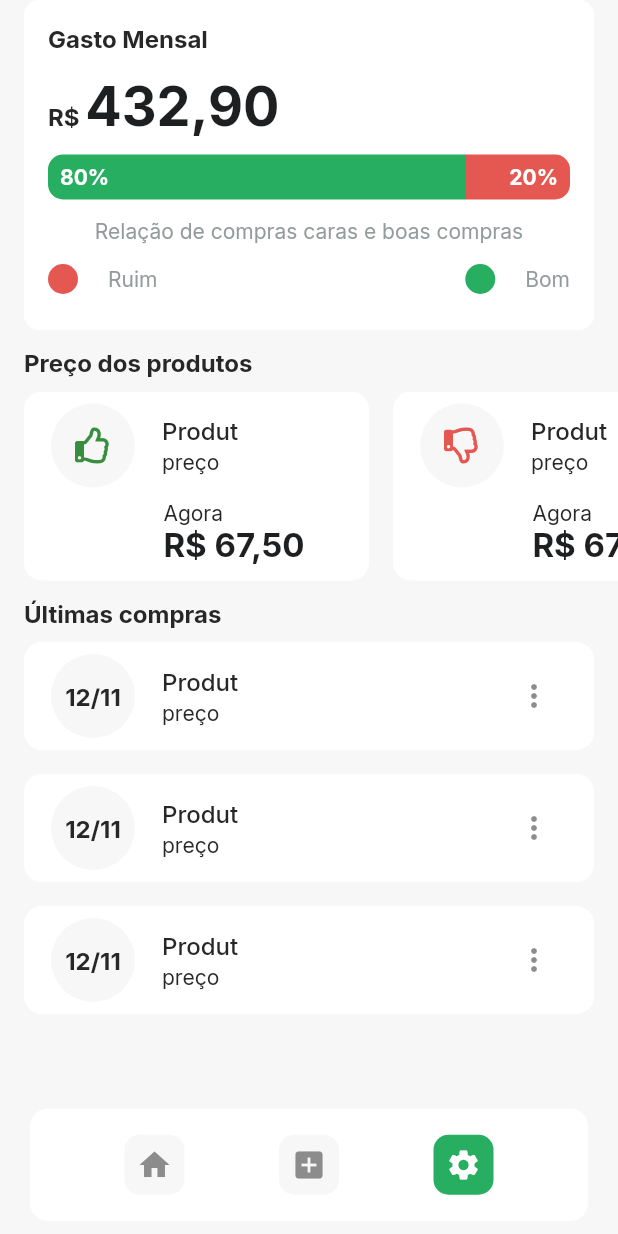
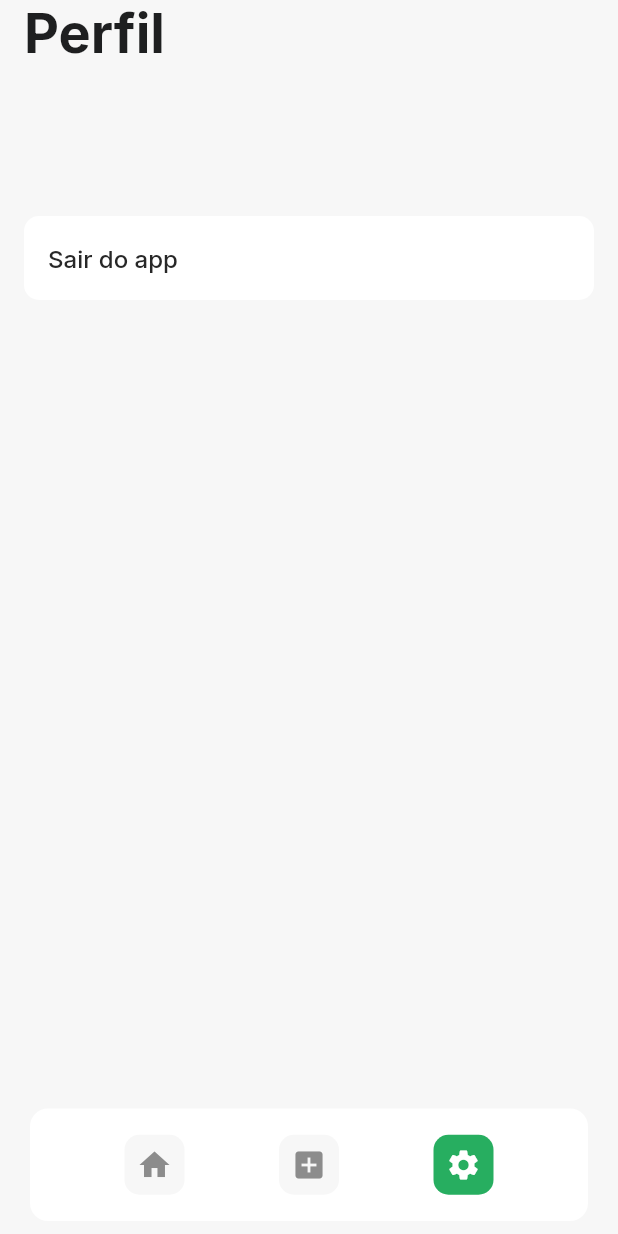
Before and after one commit to flaviopc/flutter_tacaro, a Flutter app: the HomePage screen opened by its route, after a tap on the "settings" icon, on a phone screen of 412 x 824 dp. Run offline on Flutter 3.47's test engine with Material 2 defaults, Android fonts, the phone set to English and light mode, and no system bars; our stand-ins replace font_awesome_flutter, google_fonts, supabase, validators; accounts and stored records are empty.

Commit message:
tela de profile e navegação

```diff
--- a/lib/app_widget.dart
+++ b/lib/app_widget.dart
@@ -1,5 +1,7 @@
 import 'package:flutter/material.dart';
+import 'package:ta_caro/modules/feed/feed_page.dart';
 import 'package:ta_caro/modules/home/home_page.dart';
+import 'package:ta_caro/modules/profile/profile_page.dart';
 import 'package:ta_caro/shared/models/user_model.dart';
 import 'modules/login/pages/create_account/create_account_page.dart';
 import 'modules/splash/splash_page.dart';
@@ -16,7 +18,9 @@ class AppWidget extends StatelessWidget {
         "/splash": (context) => const SplashPage(),
         "/login": (context) => const LoginPage(),
         "/login/create-account": (context) => const CreateAccountPage(),
-        "/home": (context) => HomePage()
+        "/home": (context) => HomePage(
+              pages: [FeedPage(), ProfilePage()],
+            )
         //  user: ModalRoute.of(context)?.settings.arguments as UserModel),
       },
     );
--- /dev/null
+++ b/lib/modules/feed/feed_page.dart
@@ -0,0 +1,76 @@
+import 'package:flutter/material.dart';
+import 'package:ta_caro/shared/themes/app_theme.dart';
+import 'package:ta_caro/shared/widgets/cards/card_chart/card_chart.dart';
+import 'package:ta_caro/shared/widgets/cards/card_product/card_product.dart';
+import 'package:ta_caro/shared/widgets/list_tile/app_list_tile.dart';
+
+class FeedPage extends StatelessWidget {
+  const FeedPage({Key? key}) : super(key: key);
+
+  @override
+  Widget build(BuildContext context) {
+    return SafeArea(
+      top: true,
+      bottom: false,
+      child: SingleChildScrollView(
+        child: Column(
+          crossAxisAlignment: CrossAxisAlignment.start,
+          mainAxisAlignment: MainAxisAlignment.center,
+          children: [
+            Padding(
+              padding: const EdgeInsets.symmetric(horizontal: 16),
+              child: Column(
+                crossAxisAlignment: CrossAxisAlignment.start,
+                children: [
+                  CardChart(
+                    value: 432.90,
+                    percent: 0.8,
+                  ),
+                  SizedBox(
+                    height: 12,
+                  ),
+                  Text("Preço dos produtos").label,
+                  SizedBox(
+                    height: 10,
+                  ),
+                ],
+              ),
+            ),
+            SizedBox(
+              height: 126,
+              width: MediaQuery.of(context).size.width,
+              child: ListView.builder(
+                itemCount: 2,
+                scrollDirection: Axis.horizontal,
+                itemBuilder: (context, index) => CardProduct(
+                  like: index % 2 == 0,
+                ),
+              ),
+            ),
+            Padding(
+              padding: const EdgeInsets.symmetric(horizontal: 16),
+              child: Column(
+                crossAxisAlignment: CrossAxisAlignment.start,
+                children: [
+                  SizedBox(
+                    height: 12,
+                  ),
+                  Text("Últimas compras").label,
+                  SizedBox(
+                    height: 10,
+                  ),
+                  AppListTile(),
+                  AppListTile(),
+                  AppListTile(),
+                  SizedBox(
+                    height: 80,
+                  ),
+                ],
+              ),
+            )
+          ],
+        ),
+      ),
+    );
+  }
+}
--- a/lib/modules/home/home_page.dart
+++ b/lib/modules/home/home_page.dart
@@ -1,16 +1,16 @@
 import 'package:flutter/material.dart';
-import 'package:ta_caro/shared/models/user_model.dart';
+
+import 'package:ta_caro/modules/feed/feed_page.dart';
 import 'package:ta_caro/shared/themes/app_theme.dart';
 import 'package:ta_caro/shared/widgets/bottom_navigator/app_bottom_navigator.dart';
-import 'package:ta_caro/shared/widgets/cards/card_chart/card_chart.dart';
-import 'package:ta_caro/shared/widgets/cards/card_product/card_product.dart';
-import 'package:ta_caro/shared/widgets/list_tile/app_list_tile.dart';
 
 class HomePage extends StatefulWidget {
   // final UserModel user;
+  final List<Widget> pages;
   const HomePage({
     Key? key,
     /*required this.user*/
+    required this.pages,
   }) : super(key: key);
 
   @override
@@ -20,8 +20,12 @@ class HomePage extends StatefulWidget {
 class _HomePageState extends State<HomePage> {
   var currentIndex = 0;
   void changeIndex(int index) {
-    currentIndex = index;
-    setState(() {});
+    if (index == 3) {
+      //
+    } else {
+      currentIndex = index;
+      setState(() {});
+    }
   }
 
   @override
@@ -32,69 +36,7 @@ class _HomePageState extends State<HomePage> {
         height: MediaQuery.of(context).size.height,
         child: Stack(
           children: [
-            SafeArea(
-              top: true,
-              bottom: false,
-              child: SingleChildScrollView(
-                child: Column(
-                  crossAxisAlignment: CrossAxisAlignment.start,
-                  mainAxisAlignment: MainAxisAlignment.center,
-                  children: [
-                    Padding(
-                      padding: const EdgeInsets.symmetric(horizontal: 16),
-                      child: Column(
-                        crossAxisAlignment: CrossAxisAlignment.start,
-                        children: [
-                          CardChart(
-                            value: 432.90,
-                            percent: 0.8,
-                          ),
-                          SizedBox(
-                            height: 12,
-                          ),
-                          Text("Preço dos produtos").label,
-                          SizedBox(
-                            height: 10,
-                          ),
-                        ],
-                      ),
-                    ),
-                    SizedBox(
-                      height: 126,
-                      width: MediaQuery.of(context).size.width,
-                      child: ListView.builder(
-                        itemCount: 2,
-                        scrollDirection: Axis.horizontal,
-                        itemBuilder: (context, index) => CardProduct(
-                          like: index % 2 == 0,
-                        ),
-                      ),
-                    ),
-                    Padding(
-                      padding: const EdgeInsets.symmetric(horizontal: 16),
-                      child: Column(
-                        crossAxisAlignment: CrossAxisAlignment.start,
-                        children: [
-                          SizedBox(
-                            height: 12,
-                          ),
-                          Text("Últimas compras").label,
-                          SizedBox(
-                            height: 10,
-                          ),
-                          AppListTile(),
-                          AppListTile(),
-                          AppListTile(),
-                          SizedBox(
-                            height: 80,
-                          ),
-                        ],
-                      ),
-                    )
-                  ],
-                ),
-              ),
-            ),
+            widget.pages[currentIndex],
             Positioned(
               bottom: 10,
               right: 20,
--- /dev/null
+++ b/lib/modules/profile/profile_page.dart
@@ -0,0 +1,45 @@
+import 'package:flutter/material.dart';
+import 'package:ta_caro/shared/themes/app_theme.dart';
+
+class ProfilePage extends StatefulWidget {
+  const ProfilePage({Key? key}) : super(key: key);
+
+  @override
+  _ProfilePageState createState() => _ProfilePageState();
+}
+
+class _ProfilePageState extends State<ProfilePage> {
+  @override
+  Widget build(BuildContext context) {
+    return SafeArea(
+      child: Padding(
+        padding: const EdgeInsets.symmetric(horizontal: 16.0),
+        child: Column(
+          crossAxisAlignment: CrossAxisAlignment.start,
+          children: [
+            Text(
+              "Perfil",
+              style: AppTheme.textStyles.title.copyWith(fontSize: 36),
+            ),
+            SizedBox(
+              height: 100,
+            ),
+            Container(
+              decoration: BoxDecoration(
+                color: AppTheme.colors.textEnabled,
+                borderRadius: BorderRadius.circular(10),
+              ),
+              child: ListTile(
+                onTap: () => Navigator.pushReplacementNamed(context, "/login"),
+                title: Text(
+                  "Sair do app",
+                  style: AppTheme.textStyles.titleListTile,
+                ),
+              ),
+            ),
+          ],
+        ),
+      ),
+    );
+  }
+}
--- a/lib/shared/widgets/bottom_navigator/app_bottom_navigator.dart
+++ b/lib/shared/widgets/bottom_navigator/app_bottom_navigator.dart
@@ -30,12 +30,12 @@ class AppBottomNavigator extends StatelessWidget {
               enabled: currentIndex == 0),
           ItemBottomNavigator(
               icon: Icons.add_box,
+              onTap: () => onChanged(3),
+              enabled: currentIndex == 3),
+          ItemBottomNavigator(
+              icon: Icons.settings,
               onTap: () => onChanged(1),
               enabled: currentIndex == 1),
-          ItemBottomNavigator(
-              icon: Icons.settings,
-              onTap: () => onChanged(2),
-              enabled: currentIndex == 2),
         ],
       ),
     );
```
